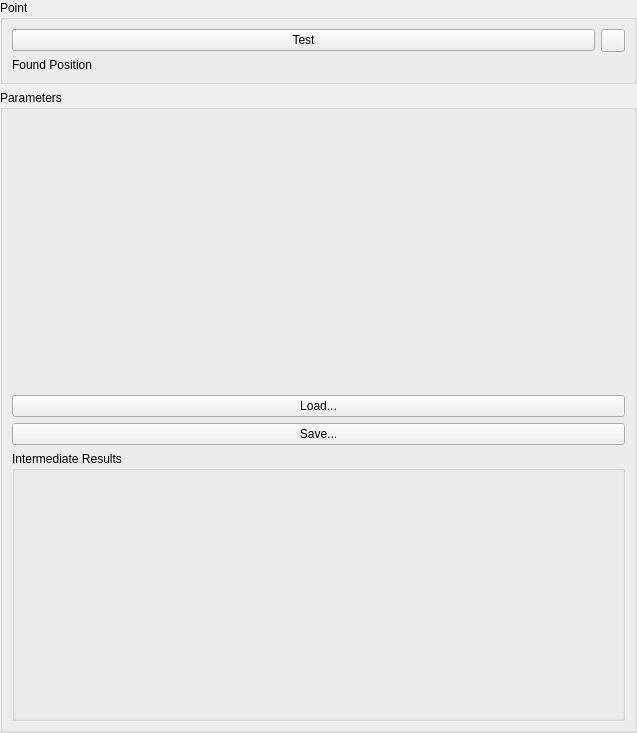
This is AcfSln/Include/iedgegui/CEdgeLinesSupplierGuiComp.ui in ImagingTools/AcfPublic as Qt 5 draws it before an edit. The edited form follows.
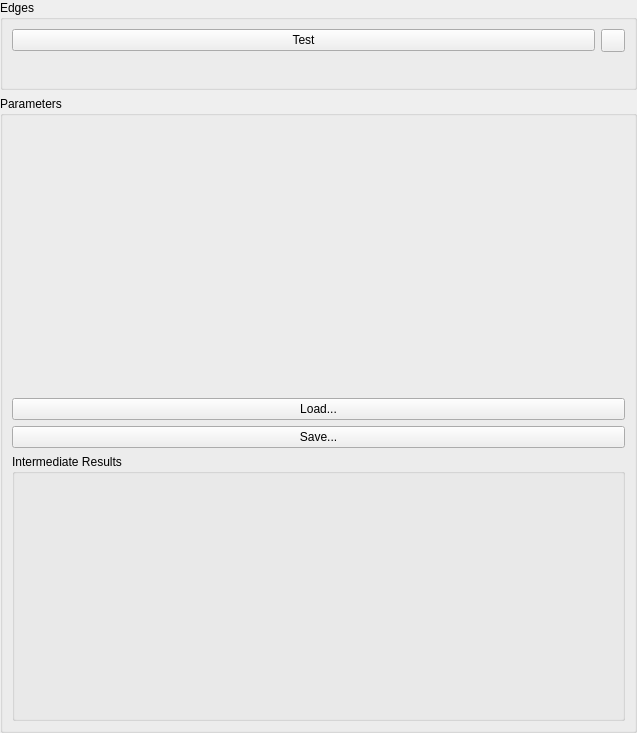
This is the edited form. Icons and pictures are not drawn.

```diff
--- a/AcfSln/Include/iedgegui/CEdgeLinesSupplierGuiComp.ui
+++ b/AcfSln/Include/iedgegui/CEdgeLinesSupplierGuiComp.ui
@@ -26,7 +26,7 @@
       </sizepolicy>
      </property>
      <property name="title">
-      <string>Point</string>
+      <string>Edges</string>
      </property>
      <layout class="QVBoxLayout" name="verticalLayout_2">
       <property name="spacing">
@@ -85,38 +85,25 @@
           <number>0</number>
          </property>
          <item>
-          <widget class="QLabel" name="FoundLabel">
-           <property name="sizePolicy">
-            <sizepolicy hsizetype="Maximum" vsizetype="Preferred">
-             <horstretch>0</horstretch>
-             <verstretch>0</verstretch>
-            </sizepolicy>
+          <spacer name="horizontalSpacer">
+           <property name="orientation">
+            <enum>Qt::Horizontal</enum>
            </property>
-           <property name="text">
-            <string>Found Position</string>
+           <property name="sizeType">
+            <enum>QSizePolicy::Expanding</enum>
            </property>
-          </widget>
-         </item>
-         <item>
-          <widget class="QLabel" name="PositionLabel">
-           <property name="sizePolicy">
-            <sizepolicy hsizetype="Maximum" vsizetype="Preferred">
-             <horstretch>0</horstretch>
-             <verstretch>0</verstretch>
-            </sizepolicy>
+           <property name="sizeHint" stdset="0">
+            <size>
+             <width>40</width>
+             <height>20</height>
+            </size>
            </property>
-           <property name="text">
-            <string/>
-           </property>
-           <property name="alignment">
-            <set>Qt::AlignRight|Qt::AlignTrailing|Qt::AlignVCenter</set>
-           </property>
-          </widget>
+          </spacer>
          </item>
          <item>
           <widget class="QLabel" name="ProcessingTimeLabel">
            <property name="sizePolicy">
-            <sizepolicy hsizetype="Ignored" vsizetype="Preferred">
+            <sizepolicy hsizetype="Maximum" vsizetype="Preferred">
              <horstretch>0</horstretch>
              <verstretch>0</verstretch>
             </sizepolicy>
```
